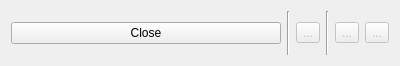
First picture: the form in src/qmapshack/mouse/IScrOptRuler.ui, repository Maproom/qmapshack, before the edit.
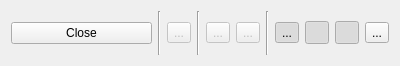
Second picture: the form after the edit. Icons and pictures are not drawn.

Commit message: Add information about angles.

Patch:
```diff
--- a/src/qmapshack/mouse/IScrOptRuler.ui
+++ b/src/qmapshack/mouse/IScrOptRuler.ui
@@ -80,6 +80,90 @@
      </property>
     </widget>
    </item>
+   <item>
+    <widget class="Line" name="line_3">
+     <property name="orientation">
+      <enum>Qt::Vertical</enum>
+     </property>
+    </widget>
+   </item>
+   <item>
+    <widget class="QToolButton" name="toolShowTable">
+     <property name="toolTip">
+      <string>Show table.</string>
+     </property>
+     <property name="text">
+      <string>...</string>
+     </property>
+     <property name="icon">
+      <iconset resource="../resources.qrc">
+       <normaloff>:/icons/32x32/Sort.png</normaloff>:/icons/32x32/Sort.png</iconset>
+     </property>
+     <property name="checkable">
+      <bool>true</bool>
+     </property>
+     <property name="checked">
+      <bool>true</bool>
+     </property>
+    </widget>
+   </item>
+   <item>
+    <widget class="QToolButton" name="toolShowCourse">
+     <property name="toolTip">
+      <string>Show course of each segment.</string>
+     </property>
+     <property name="text">
+      <string/>
+     </property>
+     <property name="icon">
+      <iconset resource="../resources.qrc">
+       <normaloff>:/icons/32x32/CSrcCourse.png</normaloff>:/icons/32x32/CSrcCourse.png</iconset>
+     </property>
+     <property name="checkable">
+      <bool>true</bool>
+     </property>
+     <property name="checked">
+      <bool>true</bool>
+     </property>
+    </widget>
+   </item>
+   <item>
+    <widget class="QToolButton" name="toolShowAscent">
+     <property name="toolTip">
+      <string>Show ascent or descent of each segment.</string>
+     </property>
+     <property name="text">
+      <string/>
+     </property>
+     <property name="icon">
+      <iconset resource="../resources.qrc">
+       <normaloff>:/icons/32x32/CSrcAscent.png</normaloff>:/icons/32x32/CSrcAscent.png</iconset>
+     </property>
+     <property name="checkable">
+      <bool>true</bool>
+     </property>
+     <property name="checked">
+      <bool>true</bool>
+     </property>
+    </widget>
+   </item>
+   <item>
+    <widget class="QToolButton" name="toolShowAngle">
+     <property name="toolTip">
+      <string>Show angle between line segments.</string>
+     </property>
+     <property name="text">
+      <string>...</string>
+     </property>
+     <property name="icon">
+      <iconset resource="../resources.qrc">
+       <normaloff>:/icons/32x32/CSrcSlope.png</normaloff>:/icons/32x32/CSrcSlope.png</iconset>
+     </property>
+     <property name="checkable">
+      <bool>true</bool>
+     </property>
+    </widget>
+   </item>
   </layout>
  </widget>
  <resources>
```
The commit also changes 16 other files.
